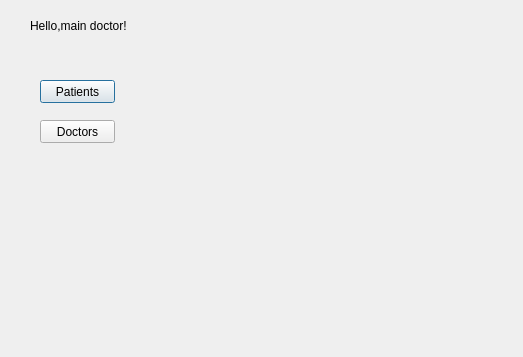
Qt form courses/prog_base_3/project/ClinicsManagementSystem/maindoctorwindow.ui (KarinaChumak/KPIrepository) before a commit.
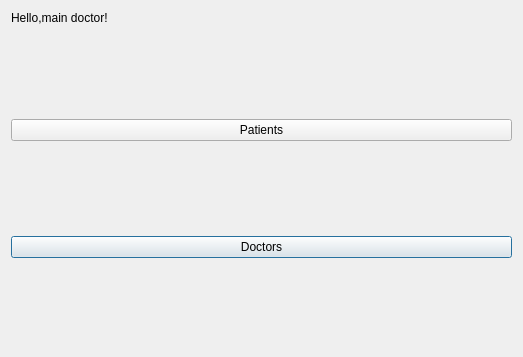
The same form after that commit.

The edit to the form file:
```diff
--- a/courses/prog_base_3/project/ClinicsManagementSystem/maindoctorwindow.ui
+++ b/courses/prog_base_3/project/ClinicsManagementSystem/maindoctorwindow.ui
@@ -13,45 +13,68 @@
   <property name="windowTitle">
    <string>Dialog</string>
   </property>
+  <layout class="QGridLayout" name="gridLayout">
+   <item row="3" column="0">
+    <spacer name="verticalSpacer_2">
+     <property name="orientation">
+      <enum>Qt::Vertical</enum>
+     </property>
+     <property name="sizeHint" stdset="0">
+      <size>
+       <width>20</width>
+       <height>40</height>
+      </size>
+     </property>
+    </spacer>
+   </item>
+   <item row="1" column="0">
+    <spacer name="verticalSpacer">
+     <property name="orientation">
+      <enum>Qt::Vertical</enum>
+     </property>
+     <property name="sizeHint" stdset="0">
+      <size>
+       <width>20</width>
+       <height>40</height>
+      </size>
+     </property>
+    </spacer>
+   </item>
+   <item row="4" column="0">
+    <widget class="QPushButton" name="pushButton_doctors">
+     <property name="text">
+      <string>Doctors</string>
+     </property>
+    </widget>
+   </item>
+   <item row="0" column="0">
   <widget class="QLabel" name="label">
-   <property name="geometry">
-    <rect>
-     <x>30</x>
-     <y>10</y>
-     <width>141</width>
-     <height>31</height>
-    </rect>
-   </property>
    <property name="text">
     <string>Hello,main doctor!</string>
    </property>
   </widget>
+   </item>
+   <item row="2" column="0">
   <widget class="QPushButton" name="pushButton_patients">
-   <property name="geometry">
-    <rect>
-     <x>40</x>
-     <y>80</y>
-     <width>75</width>
-     <height>23</height>
-    </rect>
-   </property>
    <property name="text">
     <string>Patients</string>
    </property>
   </widget>
-  <widget class="QPushButton" name="pushButton_doctors">
-   <property name="geometry">
-    <rect>
-     <x>40</x>
-     <y>120</y>
-     <width>75</width>
-     <height>23</height>
-    </rect>
-   </property>
-   <property name="text">
-    <string>Doctors</string>
-   </property>
-  </widget>
+   </item>
+   <item row="5" column="0">
+    <spacer name="verticalSpacer_3">
+     <property name="orientation">
+      <enum>Qt::Vertical</enum>
+     </property>
+     <property name="sizeHint" stdset="0">
+      <size>
+       <width>20</width>
+       <height>40</height>
+      </size>
+     </property>
+    </spacer>
+   </item>
+  </layout>
  </widget>
  <resources/>
  <connections/>
```
Lines whose indentation alone changed are shown as unchanged.
